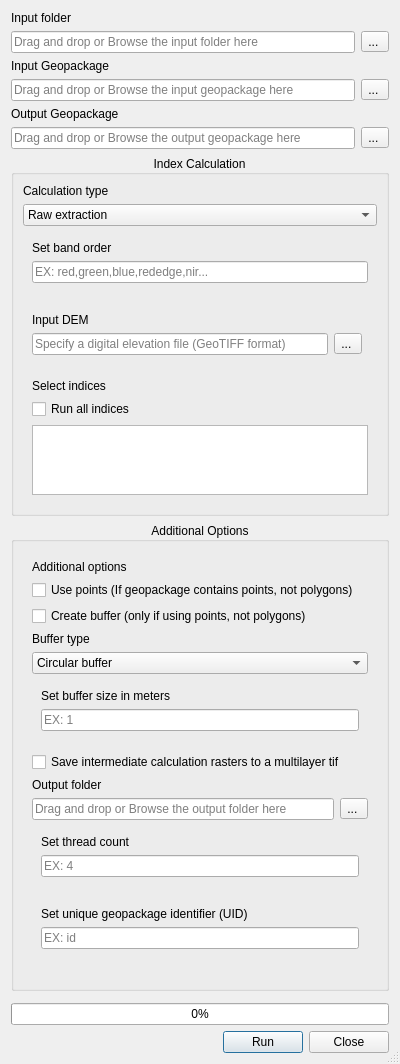
Above: zonal_stats_dialog_base.ui from alexanderhernandez-USDA/Zonal-Stats-QGIS before the change. Below: the same form after it.
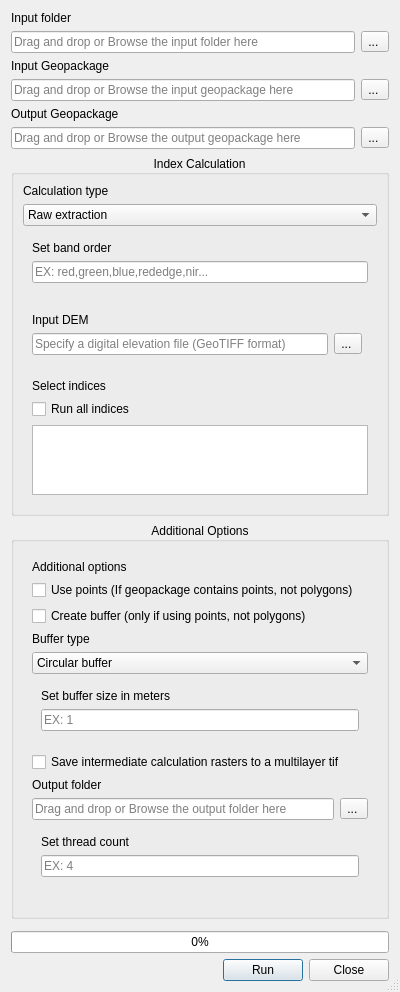
That is the form after the change. Custom widgets are drawn as their Qt base class.

What changed in the file:
```diff
--- a/zonal_stats_dialog_base.ui
+++ b/zonal_stats_dialog_base.ui
@@ -673,57 +673,6 @@
              </layout>
             </widget>
            </item>
-           <!-- Set UID -->
-           <item>
-            <widget class="QWidget" name="uid_widget" native="true">
-             <layout class="QGridLayout" name="gridLayout_2">
-              <item row="0" column="0">
-               <layout class="QVBoxLayout" name="verticalLayout_12">
-                <item>
-                 <widget class="QLabel" name="uid_label">
-                  <property name="text">
-                   <string>Set unique geopackage identifier (UID)</string>
-                  </property>
-                 </widget>
-                </item>
-                <item>
-                 <layout class="QHBoxLayout" name="horizontalLayout_4">
-                  <item>
-                   <widget class="TextInput" name="uid">
-                    <property name="sizePolicy">
-                     <sizepolicy hsizetype="Expanding" vsizetype="Fixed">
-                      <horstretch>0</horstretch>
-                      <verstretch>0</verstretch>
-                     </sizepolicy>
-                    </property>
-                    <property name="text">
-                     <string/>
-                    </property>
-                    <property name="readOnly">
-                     <bool>false</bool>
-                    </property>
-                    <property name="placeholderText">
-                     <string>EX: id</string>
-                    </property>
-                    <property name="clearButtonEnabled">
-                     <bool>true</bool>
-                    </property>
-                   </widget>
-                  </item>
-                 </layout>
-                </item>
-                <item>
-                 <layout class="QHBoxLayout" name="horizontalLayout_9">
-                  <item>
-                   <widget class="QWidget" name="widget_12" native="true"/>
-                  </item>
-                 </layout>
-                </item>
-               </layout>
-              </item>
-             </layout>
-            </widget>
-           </item>
            <!-- Bottom stuff    -->
            <item>
             <layout class="QHBoxLayout" name="horizontalLayout_9">
```
